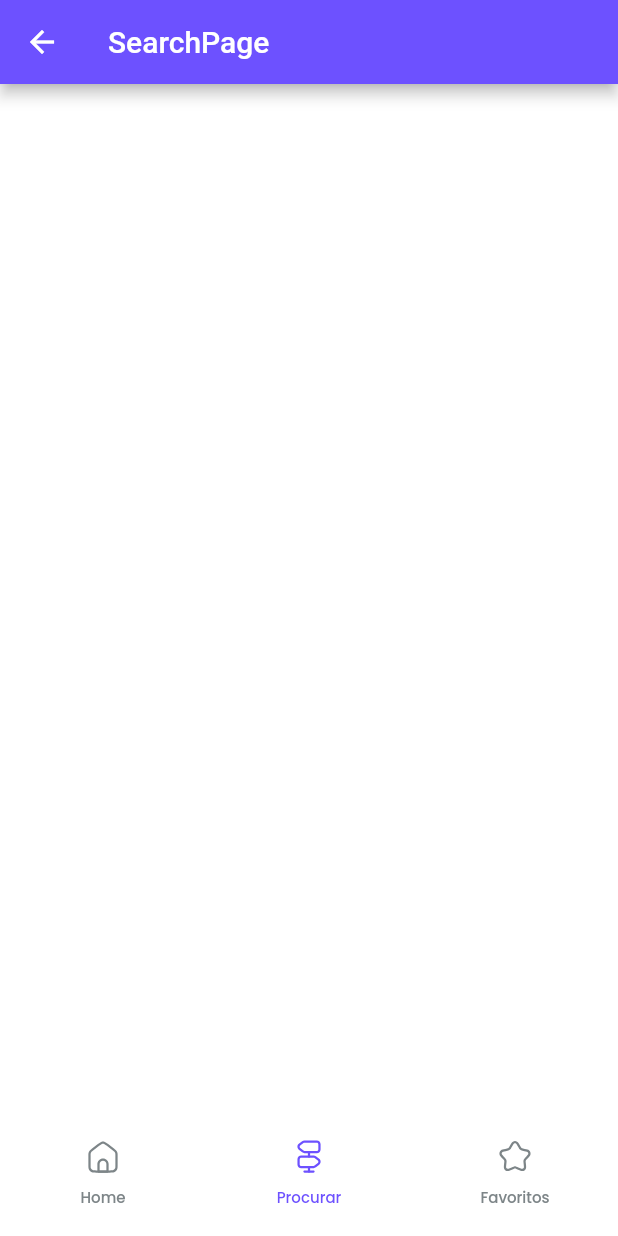
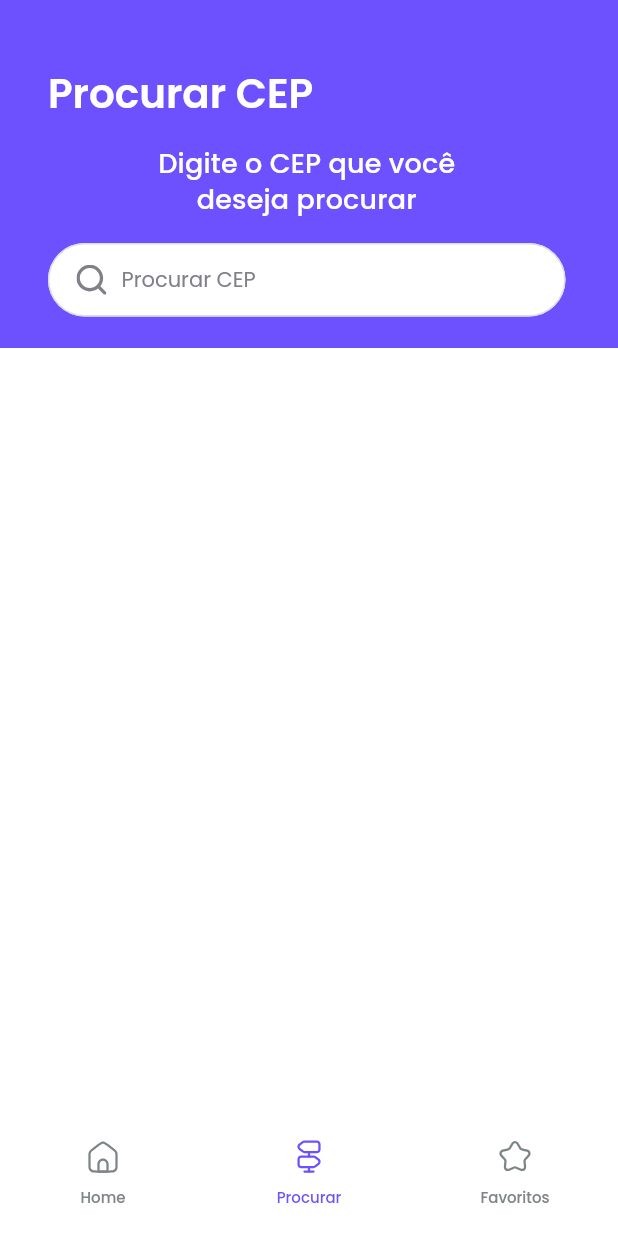
Before and after one commit to danieldcastro/cep, a Flutter app: the SearchPage screen opened by its route, on a phone screen of 412 x 824 dp. Run offline on Flutter 3.47's test engine with Material 2 defaults, Android fonts, the phone set to English and light mode, and no system bars; our stand-ins replace auto_size_text, flutter_svg, get, mask_text_input_formatter.

Commit message:
💄 UI: Begin create Search page and components

```diff
--- a/lib/presentation/pages/search/controllers/search_controller.dart
+++ b/lib/presentation/pages/search/controllers/search_controller.dart
@@ -1,3 +1,12 @@
+import 'package:flutter/material.dart';
 import 'package:get/get.dart';
 
-class SearchController extends GetxController {}
+class SearchController extends GetxController {
+  TextEditingController searchTextFieldController = TextEditingController();
+
+  @override
+  void dispose() {
+    super.dispose();
+    searchTextFieldController.dispose();
+  }
+}
--- a/lib/presentation/pages/search/search_page.dart
+++ b/lib/presentation/pages/search/search_page.dart
@@ -3,18 +3,39 @@ import 'package:get/get.dart';
 
 import '../../global_widgets/global_bottom_menu_widget.dart';
 import 'controllers/search_controller.dart';
+import 'widgets/search_subtitle_widget.dart';
+import 'widgets/search_textfield_widget.dart';
+import 'widgets/search_title_widget.dart';
 
 class SearchPage extends GetView<SearchController> {
   const SearchPage({Key? key}) : super(key: key);
 
   @override
   Widget build(BuildContext context) {
-    return Scaffold(
-      bottomNavigationBar: const GlobalBottomMenuWidget(),
-      appBar: AppBar(
-        title: const Text('SearchPage'),
+    return SafeArea(
+      child: Scaffold(
+        bottomNavigationBar: const GlobalBottomMenuWidget(),
+        body: Column(
+          children: [
+            Container(
+              height: 232,
+              width: context.width,
+              color: Get.theme.primaryColor,
+              child: Padding(
+                  padding: const EdgeInsets.fromLTRB(32, 50, 35, 21),
+                  child: Column(
+                    crossAxisAlignment: CrossAxisAlignment.start,
+                    mainAxisAlignment: MainAxisAlignment.spaceBetween,
+                    children: const [
+                      SearchTitleWidget(),
+                      SearchSubtitleWidget(),
+                      SearchTextfieldWidget()
+                    ],
+                  )),
+            ),
+          ],
+        ),
       ),
-      body: Container(),
     );
   }
 }
--- /dev/null
+++ b/lib/presentation/pages/search/widgets/search_subtitle_widget.dart
@@ -0,0 +1,23 @@
+import 'package:flutter/material.dart';
+import 'package:get/get.dart';
+
+import '../../../theme/app_colors.dart';
+
+class SearchSubtitleWidget extends StatelessWidget {
+  const SearchSubtitleWidget({
+    Key? key,
+  }) : super(key: key);
+
+  @override
+  Widget build(BuildContext context) {
+    return Align(
+      alignment: Alignment.center,
+      child: Text(
+        'Digite o CEP que você\ndeseja procurar',
+        textAlign: TextAlign.center,
+        style: Get.textTheme.subtitle1?.copyWith(
+            fontSize: 18, height: 1.35, color: AppColors().normalWhiteColor),
+      ),
+    );
+  }
+}
--- /dev/null
+++ b/lib/presentation/pages/search/widgets/search_textfield_widget.dart
@@ -0,0 +1,62 @@
+import 'package:cep/presentation/pages/search/controllers/search_controller.dart';
+import 'package:flutter/material.dart';
+import 'package:flutter/services.dart';
+import 'package:flutter_svg/svg.dart';
+import 'package:get/get.dart';
+import 'package:mask_text_input_formatter/mask_text_input_formatter.dart';
+
+import '../../../../core/util/helpers/icon_paths.dart';
+import '../../../theme/app_colors.dart';
+
+class SearchTextfieldWidget extends GetView<SearchController> {
+  const SearchTextfieldWidget({
+    Key? key,
+  }) : super(key: key);
+
+  @override
+  Widget build(BuildContext context) {
+    OutlineInputBorder defaultBorder = OutlineInputBorder(
+        borderRadius: BorderRadius.circular(100),
+        borderSide: BorderSide(
+            style: BorderStyle.solid,
+            color: AppColors().secondExtraLightGreyColor,
+            width: 1));
+    return TextField(
+      controller: controller.searchTextFieldController,
+      keyboardType: TextInputType.number,
+      cursorColor: AppColors().primaryColor,
+      style: Get.textTheme.bodyText2
+          ?.copyWith(height: 1.5, color: AppColors().secondNormalGreyColor),
+      decoration: InputDecoration(
+          hintText: 'Procurar CEP',
+          isCollapsed: false,
+          hintStyle: Get.textTheme.bodyText2
+              ?.copyWith(height: 1.5, color: AppColors().secondNormalGreyColor),
+          border: defaultBorder,
+          filled: true,
+          enabledBorder: defaultBorder,
+          focusedBorder: defaultBorder,
+          fillColor: AppColors().normalWhiteColor,
+          prefixIconConstraints: const BoxConstraints(
+              minWidth: 49, maxWidth: 49, maxHeight: 49, minHeight: 49),
+          prefixIcon: Padding(
+            padding: const EdgeInsets.only(right: 10, left: 19),
+            child: SvgPicture.asset(
+              IconPaths.SEARCH,
+              alignment: Alignment.center,
+              color: AppColors().secondNormalGreyColor,
+            ),
+          ),
+          contentPadding:
+              const EdgeInsets.symmetric(vertical: 13, horizontal: 60)),
+      textAlignVertical: TextAlignVertical.center,
+      inputFormatters: [
+        FilteringTextInputFormatter.digitsOnly,
+        LengthLimitingTextInputFormatter(8),
+        MaskTextInputFormatter(
+          mask: '#####-###',
+        )
+      ],
+    );
+  }
+}
--- /dev/null
+++ b/lib/presentation/pages/search/widgets/search_title_widget.dart
@@ -0,0 +1,17 @@
+import 'package:flutter/material.dart';
+import 'package:get/get.dart';
+
+import '../../../theme/app_colors.dart';
+
+class SearchTitleWidget extends StatelessWidget {
+  const SearchTitleWidget({
+    Key? key,
+  }) : super(key: key);
+
+  @override
+  Widget build(BuildContext context) {
+    return Text('Procurar CEP',
+        style: Get.textTheme.headline5
+            ?.copyWith(color: AppColors().normalWhiteColor));
+  }
+}
```
